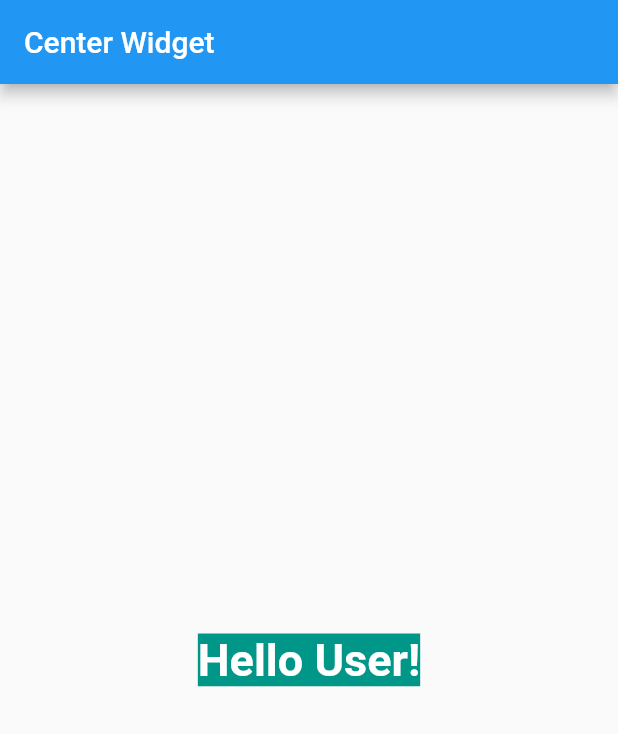
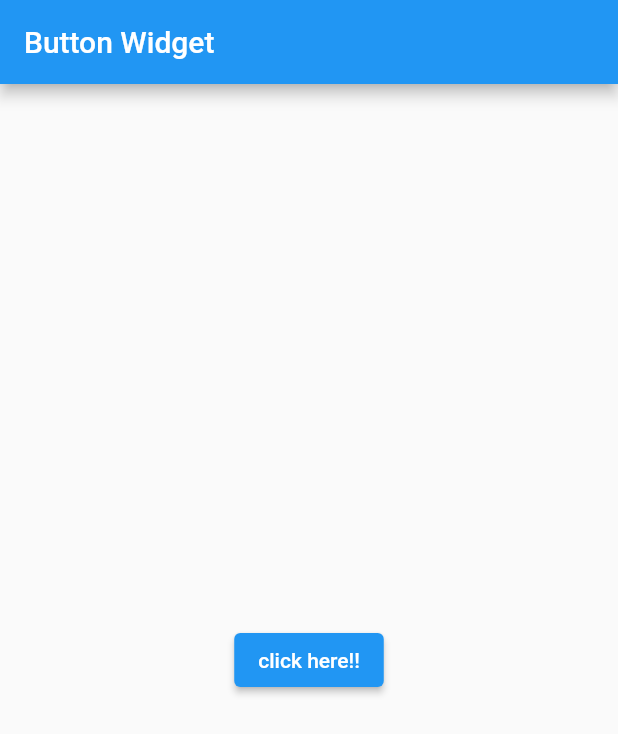
Before and after one commit to rabikrishnayadav/learn_flutter, a Flutter app: the screen it shows after launch, on a phone screen of 412 x 824 dp. Shown: the top 734 px of the screen. Run offline on Flutter 3.47's test engine with Material 2 defaults, Android fonts, the phone set to English and light mode, and no system bars.

Commit message:
Button Widget

```diff
--- a/lib/main.dart
+++ b/lib/main.dart
@@ -33,26 +33,30 @@ class _MyHomePageState extends State<MyHomePage> {
 
   //  Center Widget aligns its child widget to the center of the available space on the screen
 
-  // The Text widget displays a string of text with single style.
-  // The String might break across multiple lines or might all be displayed on the same line depending on the layout
+  // Button are the graphical control element that provides
+  // A user to trigger an even such as taking actions, making choices, searching things, and many more.
+  // They can be placed anywhere in our UI like dialogs, forms, cards, toolbar, etc.
+  // Types of Button
+  // 1. Text Button (Flat Button)   2. Elevated Button (Raised Button)    3. Outlined Button
+
 
   @override
   Widget build(BuildContext context) {
     return Scaffold(
       appBar: AppBar(
-        title: const Text("Center Widget"),
+        title: const Text("Button Widget"),
       ),
-      body: const Center(
-        child: Text(
-          "Hello User!",
-          style: TextStyle(
-            fontSize: 30,
-            color: Colors.white,
-            fontWeight: FontWeight.bold,
-            backgroundColor: Colors.teal,
-          ),
+      body: Center(
+        child: ElevatedButton(
+            child: Text("click here!!"),
+            onPressed: (){
+              print('Text Button Clicked!');
+            },
+            onLongPress: (){
+              print('Text Button Long Clicked');
+            },
         ),
-      ),
+        ),
     );
   }
 }
```
